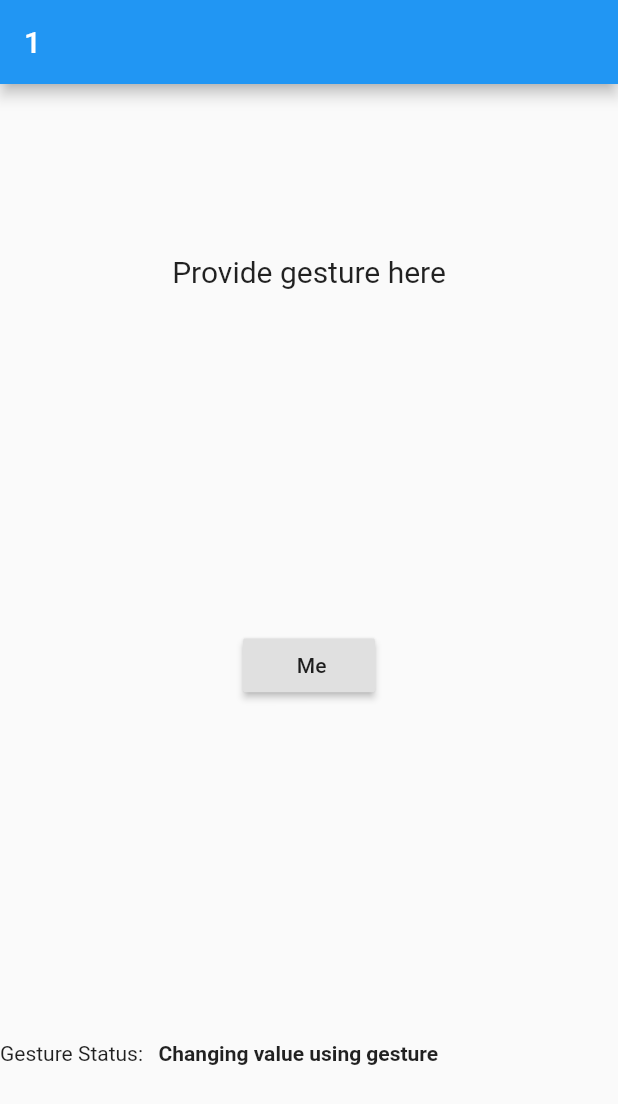
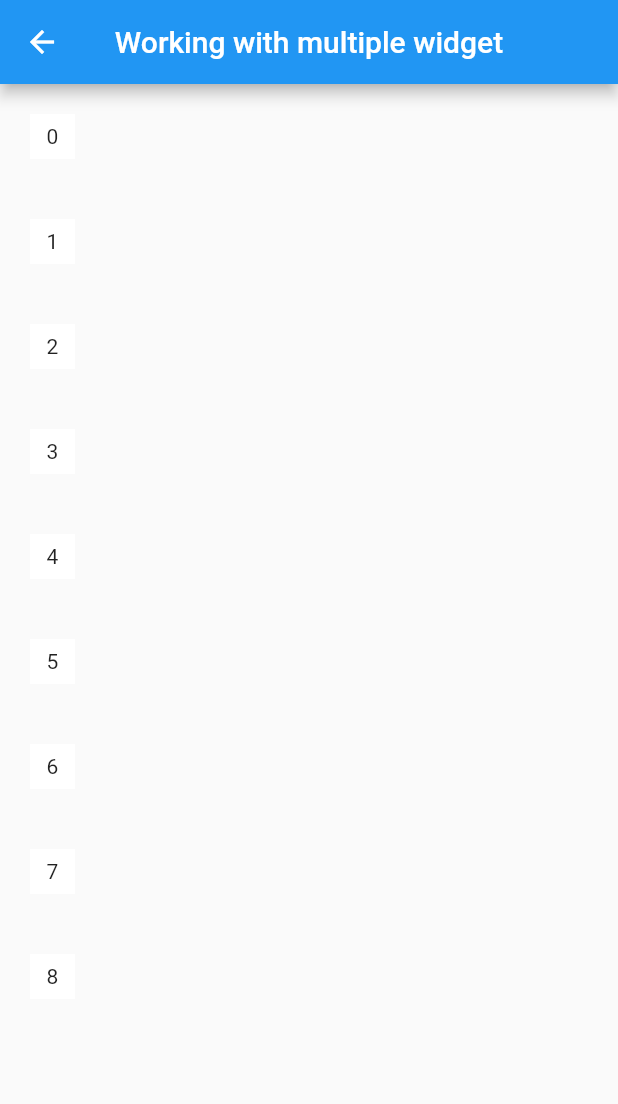
Before and after one commit to imksav/gca_flutter_training, a Flutter app: the screen it shows after launch, on a phone screen of 412 x 824 dp. Shown: the top 1104 px of the screen. Run offline on Flutter 3.47's test engine with Material 2 defaults, Android fonts, the phone set to English and light mode, and no system bars.

Commit message:
completed multiple widgets

```diff
--- a/day1/lib/main.dart
+++ b/day1/lib/main.dart
@@ -1,10 +1,11 @@
 import 'package:day1/screens/home.dart';
+import 'package:day1/screens/multiplewidgets.dart';
 import 'package:flutter/material.dart';
 import 'package:flutter/material.dart';
 
 void main() {
   runApp(MaterialApp(
     debugShowCheckedModeBanner: false,
-    home: MyStatefulWidget(),
+    home: MultipleWidgets(),
   ));
 }
--- a/day1/lib/screens/home.dart
+++ b/day1/lib/screens/home.dart
@@ -33,7 +33,6 @@ class _MyStatefulWidgetState extends State<MyStatefulWidget> {
         children: [
           GestureDetector(
             onTap: () {
-              print("Working");
               setState(() {
                 gestureValue = "OnTap Called";
               });
@@ -76,6 +75,8 @@ class _MyStatefulWidgetState extends State<MyStatefulWidget> {
   }
 }
 
+void handleGesture(String providedGesture) {}
+
 class MyStatelessWidget extends StatelessWidget {
   String changeValue = "Initial value";
 
--- /dev/null
+++ b/day1/lib/screens/multiplewidgets.dart
@@ -0,0 +1,37 @@
+import 'package:flutter/material.dart';
+
+class MultipleWidgets extends StatefulWidget {
+  @override
+  _MultipleWidgetsState createState() => _MultipleWidgetsState();
+}
+
+class _MultipleWidgetsState extends State<MultipleWidgets> {
+  @override
+  Widget build(BuildContext context) {
+    return Scaffold(
+      appBar: AppBar(
+        title: Text("Working with multiple widget"),
+        centerTitle: true,
+        leading: Icon(Icons.arrow_back),
+      ),
+      body: Column(
+        children: [
+          for (int i = 0; i < 9; i++) _eachButtonBuilder(i.toString())
+        ],
+      ),
+    );
+  }
+}
+
+Widget _eachButtonBuilder(String buttonText) {
+  return Container(
+      alignment: Alignment.center,
+      margin: EdgeInsets.all(20),
+      decoration: BoxDecoration(color: Colors.white, boxShadow: [BoxShadow()]),
+      height: 30,
+      width: 30,
+      // color: Colors.grey,s
+      child: Text(
+        buttonText,
+      ));
+}
```
